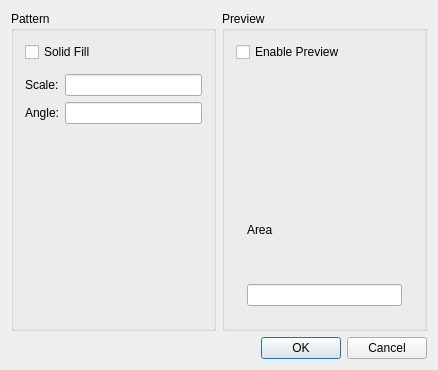
Qt form librecad/src/ui/dialogs/entity/qg_dlg_hatch.ui (LibreCAD/LibreCAD) before a commit.
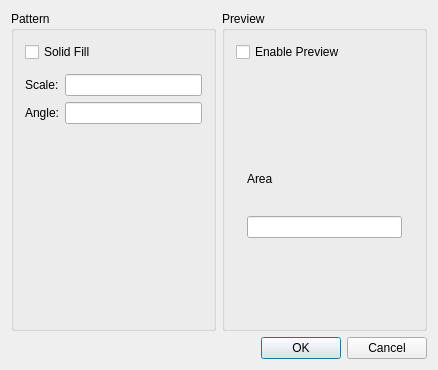
The same form after that commit. Custom widgets are drawn as their Qt base class.

Commit message:
Report overdense hatches through Draw Hatch, the dialog and import
Add LC_HatchDensityText in lib/gui so engine code stays free of
user-visible QStrings. Draw Hatch keeps the hatch and prints the
too-dense line; the hatch dialog shows the message under the area
field; the DXF/DWG importer sums tripped hatches and prints one
summary; the R12 writer warns that tripped hatches become empty
blocks; Quick Info and the property sheet report pattern-line status.

```diff
--- a/librecad/src/ui/dialogs/entity/qg_dlg_hatch.ui
+++ b/librecad/src/ui/dialogs/entity/qg_dlg_hatch.ui
@@ -128,6 +128,16 @@
              </property>
             </widget>
            </item>
+           <item>
+            <widget class="QLabel" name="lDensity">
+             <property name="wordWrap">
+              <bool>true</bool>
+             </property>
+             <property name="text">
+              <string notr="true"/>
+             </property>
+            </widget>
+           </item>
           </layout>
          </widget>
         </item>
```
The commit also changes 10 other files.
